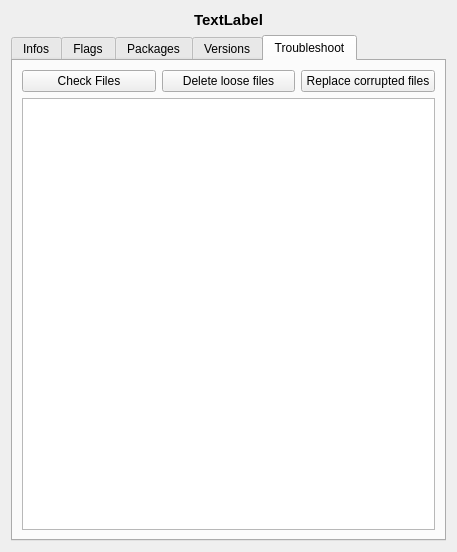
Above: ui/mod_settings.ui from ngld/old-knossos before the change. Below: the same form after it.
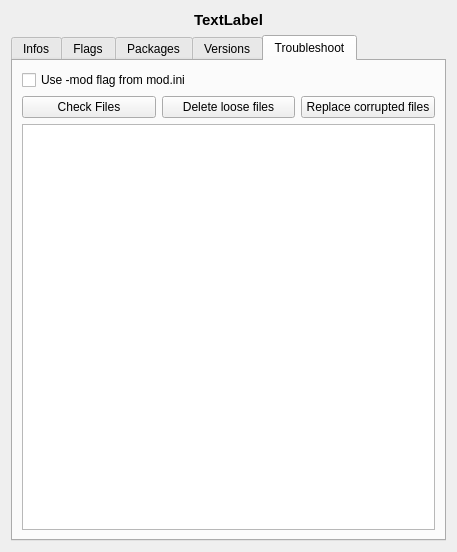
That is the form after the change. The open tabs and pages were chosen to show the change.

The edit to the form file:
```diff
--- a/ui/mod_settings.ui
+++ b/ui/mod_settings.ui
@@ -115,6 +115,13 @@
        <string>Troubleshoot</string>
       </attribute>
       <layout class="QVBoxLayout" name="verticalLayout_4">
+       <item>
+        <widget class="QCheckBox" name="parseModIni">
+         <property name="text">
+          <string>Use -mod flag from mod.ini</string>
+         </property>
+        </widget>
+       </item>
        <item>
         <layout class="QHBoxLayout" name="horizontalLayout">
          <item>
```
